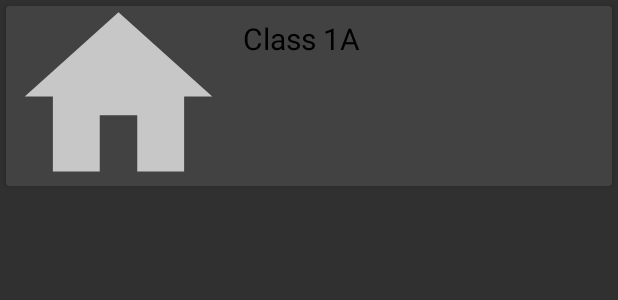
After one commit to muhammadzkralla/DimitsAttendence11, an Android app: the layout class_item.xml on its own in the app's theme, with its tools: preview values and no code run, on a phone screen of 412 x 824 dp. The commit adds this screen. Shown: the top 300 px of the screen. Run offline under Robolectric (Android 15) with nearby library versions, the phone set to English and light mode, and no system bars.

Commit message:
Classes imported to HomeActivity

```diff
--- a/app/src/main/java/com/dimits/dimitsattendence/common/Common.java
+++ b/app/src/main/java/com/dimits/dimitsattendence/common/Common.java
@@ -1,8 +1,10 @@
 package com.dimits.dimitsattendence.common;
 
+import com.dimits.dimitsattendence.model.ClassModel;
 import com.dimits.dimitsattendence.model.UserModel;
 
 public class Common {
     public static final String DELETE = "Delete";
     public static UserModel currentUser;
+    public static ClassModel currentClass;
 }
--- /dev/null
+++ b/app/src/main/res/drawable/ic_home.xml
@@ -0,0 +1,10 @@
+<vector xmlns:android="http://schemas.android.com/apk/res/android"
+    android:width="24dp"
+    android:height="24dp"
+    android:viewportWidth="24"
+    android:viewportHeight="24"
+    android:tint="?attr/colorControlNormal">
+  <path
+      android:fillColor="@android:color/white"
+      android:pathData="M10,20v-6h4v6h5v-8h3L12,3 2,12h3v8z"/>
+</vector>
--- /dev/null
+++ b/app/src/main/res/layout/class_item.xml
@@ -0,0 +1,42 @@
+<?xml version="1.0" encoding="utf-8"?>
+<androidx.cardview.widget.CardView xmlns:android="http://schemas.android.com/apk/res/android"
+    android:layout_width="match_parent"
+    android:layout_height="wrap_content"
+    xmlns:app="http://schemas.android.com/apk/res-auto"
+    android:layout_margin="4dp"
+    app:cardCornerRadius="2dp"
+    android:elevation="8dp">
+
+    <LinearLayout
+        android:layout_width="match_parent"
+        android:layout_height="wrap_content"
+        android:orientation="horizontal">
+
+
+        <ImageView
+            android:layout_width="150dp"
+            android:layout_height="120dp"
+            android:scaleType="centerCrop"
+            android:id="@+id/img_class"
+            android:src="@drawable/ic_home"/>
+
+
+        <LinearLayout
+            android:layout_width="match_parent"
+            android:layout_height="wrap_content"
+            android:padding="8dp"
+            android:orientation="vertical">
+
+            <TextView
+                android:id="@+id/txt_class_name"
+                android:layout_width="wrap_content"
+                android:layout_height="wrap_content"
+                android:text="Class 1A"
+                android:textColor="@android:color/black"
+                android:textSize="20sp" />
+
+
+        </LinearLayout>
+    </LinearLayout>
+
+</androidx.cardview.widget.CardView>
```
Also changed, not shown: app/build.gradle (+6 -2 lines), app/src/main/java/com/dimits/dimitsattendence/HomeActivity.java (+55 -0 lines), app/src/main/java/com/dimits/dimitsattendence/adapter/ClassesAdapter.java (added, +77 -0 lines), app/src/main/java/com/dimits/dimitsattendence/model/ClassModel.java (added, +20 -0 lines), app/src/main/res/layout/activity_home.xml (+7 -2 lines).
